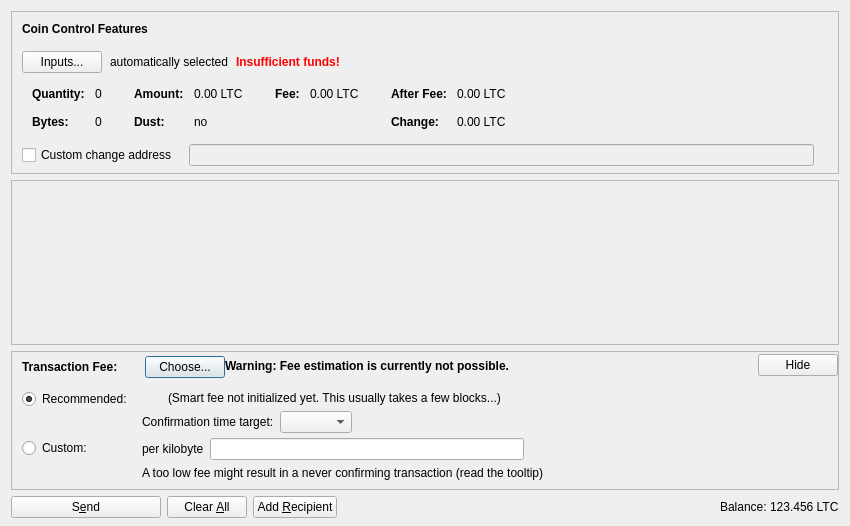
The window that src/qt/forms/sendcoinsdialog.ui (dmineglobal/techsnetworkcoin) describes before a commit, drawn with Qt 5.
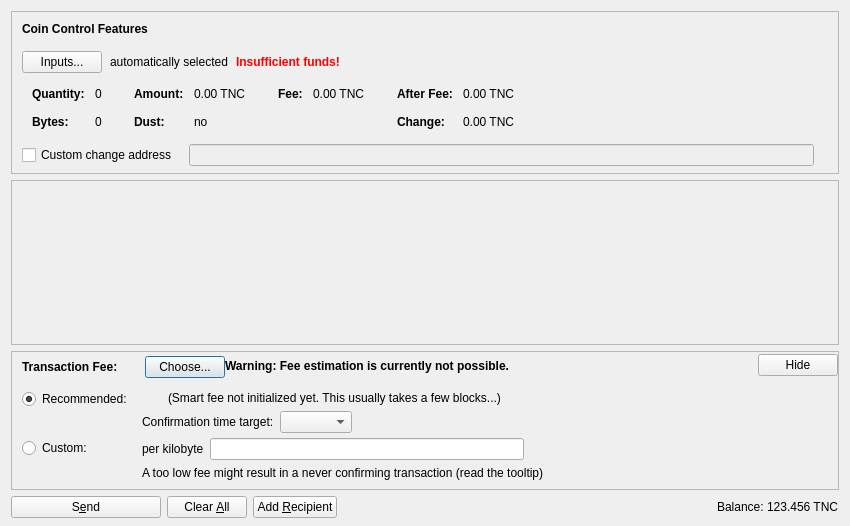
The same window after the commit. Icons and pictures are not drawn. Custom widgets are drawn as their Qt base class.

Diff of the .ui file:
```diff
--- a/src/qt/forms/sendcoinsdialog.ui
+++ b/src/qt/forms/sendcoinsdialog.ui
@@ -324,7 +324,7 @@
                   <enum>Qt::ActionsContextMenu</enum>
                  </property>
                  <property name="text">
-                  <string notr="true">0.00 LTC</string>
+                  <string notr="true">0.00 TNC</string>
                  </property>
                  <property name="textInteractionFlags">
                   <set>Qt::LinksAccessibleByMouse|Qt::TextSelectableByKeyboard|Qt::TextSelectableByMouse</set>
@@ -404,7 +404,7 @@
                   <enum>Qt::ActionsContextMenu</enum>
                  </property>
                  <property name="text">
-                  <string notr="true">0.00 LTC</string>
+                  <string notr="true">0.00 TNC</string>
                  </property>
                  <property name="textInteractionFlags">
                   <set>Qt::LinksAccessibleByMouse|Qt::TextSelectableByKeyboard|Qt::TextSelectableByMouse</set>
@@ -455,7 +455,7 @@
                   <enum>Qt::ActionsContextMenu</enum>
                  </property>
                  <property name="text">
-                  <string notr="true">0.00 LTC</string>
+                  <string notr="true">0.00 TNC</string>
                  </property>
                  <property name="textInteractionFlags">
                   <set>Qt::LinksAccessibleByMouse|Qt::TextSelectableByKeyboard|Qt::TextSelectableByMouse</set>
@@ -484,7 +484,7 @@
                   <enum>Qt::ActionsContextMenu</enum>
                  </property>
                  <property name="text">
-                  <string notr="true">0.00 LTC</string>
+                  <string notr="true">0.00 TNC</string>
                  </property>
                  <property name="textInteractionFlags">
                   <set>Qt::LinksAccessibleByMouse|Qt::TextSelectableByKeyboard|Qt::TextSelectableByMouse</set>
@@ -1204,7 +1204,7 @@
           <cursorShape>IBeamCursor</cursorShape>
          </property>
          <property name="text">
-          <string notr="true">123.456 LTC</string>
+          <string notr="true">123.456 TNC</string>
          </property>
          <property name="textInteractionFlags">
           <set>Qt::LinksAccessibleByMouse|Qt::TextSelectableByKeyboard|Qt::TextSelectableByMouse</set>
```
Left out of the diff: 2 changed lines with no effect on the pictures.
